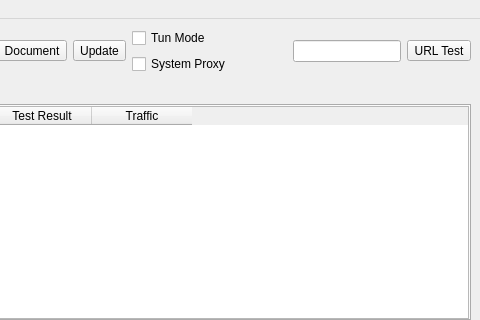
Before: the Qt Designer form ui/mainwindow.ui in pixian5/nekoray, drawn with Qt 5; both pictures show x 320 to 800 and y 0 to 320 of the 800 by 600 pixel window.
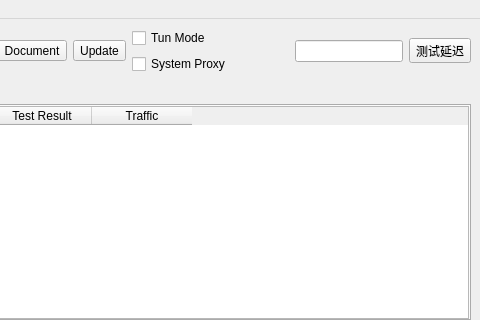
After: the same form once the commit is applied. Icons and pictures are not drawn. Custom widgets are drawn as their Qt base class.

Commit message: 将URL测试文案统一改为测试延迟

```diff
--- a/ui/mainwindow.ui
+++ b/ui/mainwindow.ui
@@ -228,7 +228,7 @@
       <item>
        <widget class="QToolButton" name="toolButton_url_test">
         <property name="text">
-         <string>URL Test</string>
+         <string>测试延迟</string>
         </property>
         <property name="popupMode">
          <enum>QToolButton::InstantPopup</enum>
```
Left out of the diff: 2 changed lines with no effect on the pictures. The commit also changes 4 other files.
